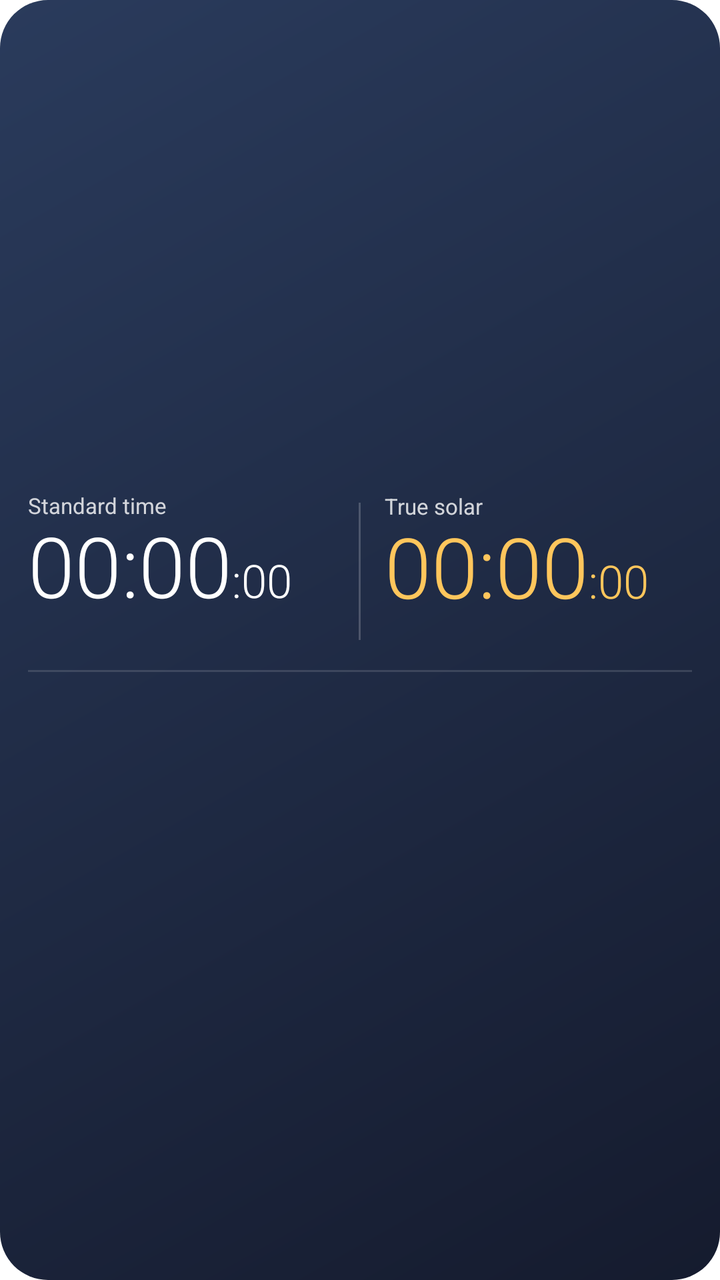
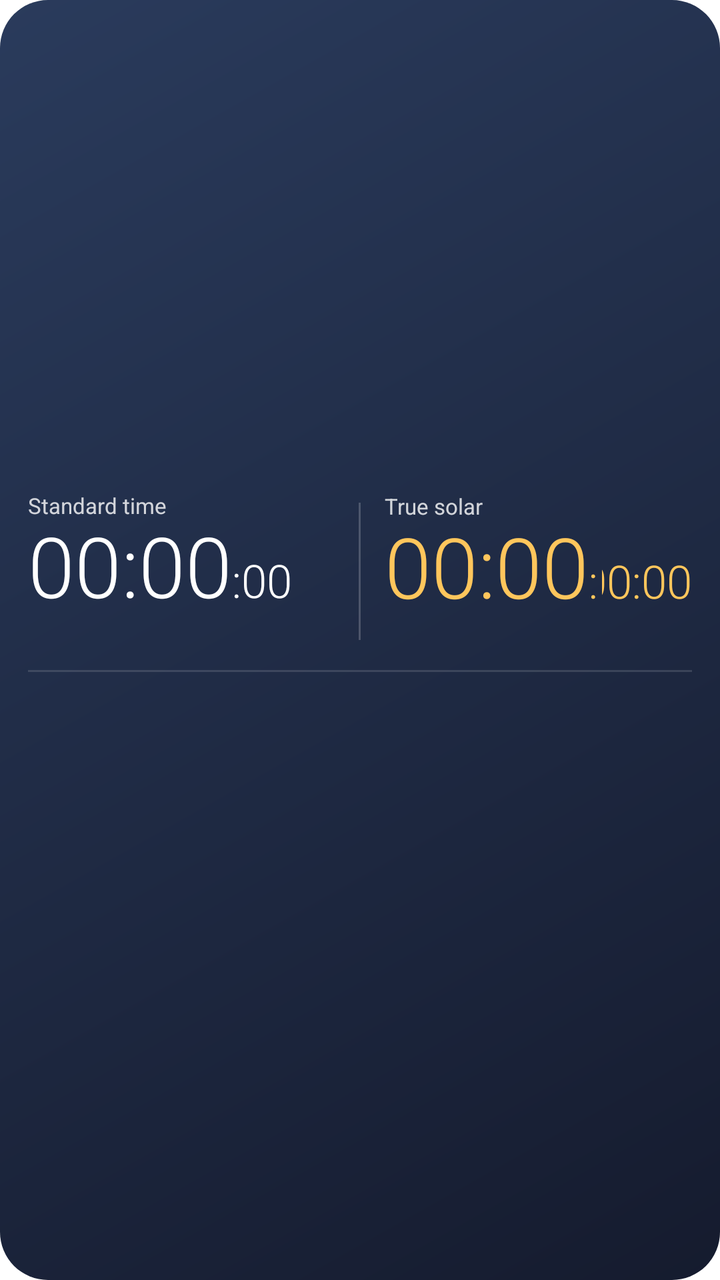

An Android layout rendered at two revisions. The XML below is the earlier revision; the diff shows what the commit changed to produce the second picture.
<!-- AndroidManifest.xml: application theme Theme.TrueSolarTime -->
<!-- res/layout/widget_solar_time.xml -->
<?xml version="1.0" encoding="utf-8"?>
<LinearLayout xmlns:android="http://schemas.android.com/apk/res/android"
    xmlns:tools="http://schemas.android.com/tools"
    android:id="@+id/widget_root"
    android:layout_width="match_parent"
    android:layout_height="match_parent"
    android:background="@drawable/widget_background_night"
    android:gravity="center_vertical"
    android:orientation="vertical"
    android:paddingStart="14dp"
    android:paddingTop="10dp"
    android:paddingEnd="14dp"
    android:paddingBottom="10dp">

    <LinearLayout
        android:layout_width="match_parent"
        android:layout_height="wrap_content"
        android:gravity="center_vertical"
        android:orientation="horizontal">

        <LinearLayout
            android:id="@+id/widget_civil_column"
            android:layout_width="0dp"
            android:layout_height="wrap_content"
            android:layout_weight="1"
            android:orientation="vertical">

            <LinearLayout
                android:layout_width="match_parent"
                android:layout_height="wrap_content"
                android:orientation="horizontal">

                <TextView
                    android:layout_width="wrap_content"
                    android:layout_height="wrap_content"
                    android:text="@string/widget_label_civil"
                    android:textColor="#CCFFFFFF"
                    android:textSize="11sp" />

                <TextView
                    android:id="@+id/widget_city"
                    android:layout_width="0dp"
                    android:layout_height="wrap_content"
                    android:layout_weight="1"
                    android:ellipsize="end"
                    android:gravity="end"
                    android:maxLines="1"
                    android:textColor="#B3FFFFFF"
                    android:textSize="11sp" />
            </LinearLayout>

            <LinearLayout
                android:layout_width="wrap_content"
                android:layout_height="wrap_content"
                android:orientation="horizontal">

                
                <TextClock
                    android:id="@+id/widget_civil_time"
                    style="@style/WidgetClockMain"
                    android:format12Hour="HH:mm"
                    android:format24Hour="HH:mm"
                    android:text="00:00"
                    android:textColor="#FFFFFFFF"
                    tools:ignore="HardcodedText" />

                <TextView
                    style="@style/WidgetClockColon"
                    android:text=":"
                    tools:ignore="HardcodedText" />

                <TextClock
                    android:id="@+id/widget_civil_sec"
                    style="@style/WidgetClockSecondTicked"
                    android:format12Hour="ss"
                    android:format24Hour="ss"
                    android:text="00"
                    tools:ignore="HardcodedText" />
            </LinearLayout>

            <TextView
                android:id="@+id/widget_civil_date"
                android:layout_width="wrap_content"
                android:layout_height="wrap_content"
                android:layout_marginTop="2dp"
                android:maxLines="1"
                android:textColor="#B3FFFFFF"
                android:textSize="11sp" />
        </LinearLayout>

        <LinearLayout
            android:layout_width="1dp"
            android:layout_height="match_parent"
            android:layout_marginStart="12dp"
            android:layout_marginTop="6dp"
            android:layout_marginEnd="12dp"
            android:layout_marginBottom="6dp"
            android:background="#33FFFFFF"
            android:orientation="vertical" />

        <LinearLayout
            android:id="@+id/widget_solar_column"
            android:layout_width="0dp"
            android:layout_height="wrap_content"
            android:layout_weight="1"
            android:orientation="vertical">

            <LinearLayout
                android:layout_width="match_parent"
                android:layout_height="wrap_content"
                android:orientation="horizontal">

                <TextView
                    android:layout_width="wrap_content"
                    android:layout_height="wrap_content"
                    android:text="@string/widget_label_solar"
                    android:textColor="#CCFFFFFF"
                    android:textSize="11sp" />

                <TextView
                    android:id="@+id/widget_solar_shichen"
                    android:layout_width="0dp"
                    android:layout_height="wrap_content"
                    android:layout_weight="1"
                    android:gravity="end"
                    android:textColor="#B3FFFFFF"
                    android:textSize="11sp" />
            </LinearLayout>

            <LinearLayout
                android:layout_width="wrap_content"
                android:layout_height="wrap_content"
                android:orientation="horizontal">

                <TextView
                    android:id="@+id/widget_solar_time"
                    style="@style/WidgetClockMain"
                    android:text="00:00"
                    android:textColor="#FFFFC65C"
                    tools:ignore="HardcodedText" />

                <TextView
                    android:id="@+id/widget_solar_colon"
                    style="@style/WidgetClockColonSolar"
                    android:text=":"
                    tools:ignore="HardcodedText" />

                
                <ViewFlipper
                    android:id="@+id/widget_solar_sec"
                    android:layout_width="wrap_content"
                    android:layout_height="wrap_content"
                    android:layout_marginBottom="5dp"
                    android:autoStart="true"
                    android:flipInterval="1000">
                    <TextView style="@style/WidgetClockSecondSolar" android:text="00" />
                    <TextView style="@style/WidgetClockSecondSolar" android:text="01" />
                    <TextView style="@style/WidgetClockSecondSolar" android:text="02" />
                    <TextView style="@style/WidgetClockSecondSolar" android:text="03" />
                    <TextView style="@style/WidgetClockSecondSolar" android:text="04" />
                    <TextView style="@style/WidgetClockSecondSolar" android:text="05" />
                    <TextView style="@style/WidgetClockSecondSolar" android:text="06" />
                    <TextView style="@style/WidgetClockSecondSolar" android:text="07" />
                    <TextView style="@style/WidgetClockSecondSolar" android:text="08" />
                    <TextView style="@style/WidgetClockSecondSolar" android:text="09" />
                    <TextView style="@style/WidgetClockSecondSolar" android:text="10" />
                    <TextView style="@style/WidgetClockSecondSolar" android:text="11" />
                    <TextView style="@style/WidgetClockSecondSolar" android:text="12" />
                    <TextView style="@style/WidgetClockSecondSolar" android:text="13" />
                    <TextView style="@style/WidgetClockSecondSolar" android:text="14" />
                    <TextView style="@style/WidgetClockSecondSolar" android:text="15" />
                    <TextView style="@style/WidgetClockSecondSolar" android:text="16" />
                    <TextView style="@style/WidgetClockSecondSolar" android:text="17" />
                    <TextView style="@style/WidgetClockSecondSolar" android:text="18" />
                    <TextView style="@style/WidgetClockSecondSolar" android:text="19" />
                    <TextView style="@style/WidgetClockSecondSolar" android:text="20" />
                    <TextView style="@style/WidgetClockSecondSolar" android:text="21" />
                    <TextView style="@style/WidgetClockSecondSolar" android:text="22" />
                    <TextView style="@style/WidgetClockSecondSolar" android:text="23" />
                    <TextView style="@style/WidgetClockSecondSolar" android:text="24" />
                    <TextView style="@style/WidgetClockSecondSolar" android:text="25" />
                    <TextView style="@style/WidgetClockSecondSolar" android:text="26" />
                    <TextView style="@style/WidgetClockSecondSolar" android:text="27" />
                    <TextView style="@style/WidgetClockSecondSolar" android:text="28" />
                    <TextView style="@style/WidgetClockSecondSolar" android:text="29" />
                    <TextView style="@style/WidgetClockSecondSolar" android:text="30" />
                    <TextView style="@style/WidgetClockSecondSolar" android:text="31" />
                    <TextView style="@style/WidgetClockSecondSolar" android:text="32" />
                    <TextView style="@style/WidgetClockSecondSolar" android:text="33" />
                    <TextView style="@style/WidgetClockSecondSolar" android:text="34" />
                    <TextView style="@style/WidgetClockSecondSolar" android:text="35" />
                    <TextView style="@style/WidgetClockSecondSolar" android:text="36" />
                    <TextView style="@style/WidgetClockSecondSolar" android:text="37" />
                    <TextView style="@style/WidgetClockSecondSolar" android:text="38" />
                    <TextView style="@style/WidgetClockSecondSolar" android:text="39" />
                    <TextView style="@style/WidgetClockSecondSolar" android:text="40" />
                    <TextView style="@style/WidgetClockSecondSolar" android:text="41" />
                    <TextView style="@style/WidgetClockSecondSolar" android:text="42" />
                    <TextView style="@style/WidgetClockSecondSolar" android:text="43" />
                    <TextView style="@style/WidgetClockSecondSolar" android:text="44" />
                    <TextView style="@style/WidgetClockSecondSolar" android:text="45" />
                    <TextView style="@style/WidgetClockSecondSolar" android:text="46" />
                    <TextView style="@style/WidgetClockSecondSolar" android:text="47" />
                    <TextView style="@style/WidgetClockSecondSolar" android:text="48" />
                    <TextView style="@style/WidgetClockSecondSolar" android:text="49" />
                    <TextView style="@style/WidgetClockSecondSolar" android:text="50" />
                    <TextView style="@style/WidgetClockSecondSolar" android:text="51" />
                    <TextView style="@style/WidgetClockSecondSolar" android:text="52" />
                    <TextView style="@style/WidgetClockSecondSolar" android:text="53" />
                    <TextView style="@style/WidgetClockSecondSolar" android:text="54" />
                    <TextView style="@style/WidgetClockSecondSolar" android:text="55" />
                    <TextView style="@style/WidgetClockSecondSolar" android:text="56" />
                    <TextView style="@style/WidgetClockSecondSolar" android:text="57" />
                    <TextView style="@style/WidgetClockSecondSolar" android:text="58" />
                    <TextView style="@style/WidgetClockSecondSolar" android:text="59" />
                </ViewFlipper>
            </LinearLayout>

            <TextView
                android:id="@+id/widget_coordinates"
                android:layout_width="wrap_content"
                android:layout_height="wrap_content"
                android:layout_marginTop="2dp"
                android:maxLines="1"
                android:textColor="#B3FFFFFF"
                android:textSize="10sp" />
        </LinearLayout>
    </LinearLayout>

    <TextView
        android:layout_width="match_parent"
        android:layout_height="1dp"
        android:layout_marginTop="9dp"
        android:background="#22FFFFFF" />

    <LinearLayout
        android:id="@+id/widget_hour_row"
        android:layout_width="match_parent"
        android:layout_height="wrap_content"
        android:layout_marginTop="7dp"
        android:orientation="horizontal">
        <LinearLayout
            android:layout_width="0dp"
            android:layout_height="wrap_content"
            android:layout_weight="1"
            android:gravity="center_horizontal"
            android:orientation="vertical">
            <TextView
                android:id="@+id/widget_hour_label_0"
                style="@style/WidgetHourLabel" />
            <ImageView
                android:id="@+id/widget_hour_icon_0"
                style="@style/WidgetHourIcon" />
            <TextView
                android:id="@+id/widget_hour_cond_0"
                style="@style/WidgetHourCond" />
        </LinearLayout>
        <LinearLayout
            android:layout_width="0dp"
            android:layout_height="wrap_content"
            android:layout_weight="1"
            android:gravity="center_horizontal"
            android:orientation="vertical">
            <TextView
                android:id="@+id/widget_hour_label_1"
                style="@style/WidgetHourLabel" />
            <ImageView
                android:id="@+id/widget_hour_icon_1"
                style="@style/WidgetHourIcon" />
            <TextView
                android:id="@+id/widget_hour_cond_1"
                style="@style/WidgetHourCond" />
        </LinearLayout>
        <LinearLayout
            android:layout_width="0dp"
            android:layout_height="wrap_content"
            android:layout_weight="1"
            android:gravity="center_horizontal"
            android:orientation="vertical">
            <TextView
                android:id="@+id/widget_hour_label_2"
                style="@style/WidgetHourLabel" />
            <ImageView
                android:id="@+id/widget_hour_icon_2"
                style="@style/WidgetHourIcon" />
            <TextView
                android:id="@+id/widget_hour_cond_2"
                style="@style/WidgetHourCond" />
        </LinearLayout>
        <LinearLayout
            android:layout_width="0dp"
            android:layout_height="wrap_content"
            android:layout_weight="1"
            android:gravity="center_horizontal"
            android:orientation="vertical">
            <TextView
                android:id="@+id/widget_hour_label_3"
                style="@style/WidgetHourLabel" />
            <ImageView
                android:id="@+id/widget_hour_icon_3"
                style="@style/WidgetHourIcon" />
            <TextView
                android:id="@+id/widget_hour_cond_3"
                style="@style/WidgetHourCond" />
        </LinearLayout>
        <LinearLayout
            android:layout_width="0dp"
            android:layout_height="wrap_content"
            android:layout_weight="1"
            android:gravity="center_horizontal"
            android:orientation="vertical">
            <TextView
                android:id="@+id/widget_hour_label_4"
                style="@style/WidgetHourLabel" />
            <ImageView
                android:id="@+id/widget_hour_icon_4"
                style="@style/WidgetHourIcon" />
            <TextView
                android:id="@+id/widget_hour_cond_4"
                style="@style/WidgetHourCond" />
        </LinearLayout>
        <LinearLayout
            android:layout_width="0dp"
            android:layout_height="wrap_content"
            android:layout_weight="1"
            android:gravity="center_horizontal"
            android:orientation="vertical">
            <TextView
                android:id="@+id/widget_hour_label_5"
                style="@style/WidgetHourLabel" />
            <ImageView
                android:id="@+id/widget_hour_icon_5"
                style="@style/WidgetHourIcon" />
            <TextView
                android:id="@+id/widget_hour_cond_5"
                style="@style/WidgetHourCond" />
        </LinearLayout>
    </LinearLayout>

</LinearLayout>
<!-- resources referenced by this layout -->
<resources>
  <!-- drawable widget_background_night (drawable) -->
  <?xml version="1.0" encoding="utf-8"?>
  <shape xmlns:android="http://schemas.android.com/apk/res/android"
      android:shape="rectangle">
      <corners android:radius="24dp" />
      <gradient
          android:angle="315"
          android:endColor="#151B2E"
          android:startColor="#2A3B5C" />
  </shape>
  <string name="widget_label_civil">Standard time</string>
  <string name="widget_label_solar">True solar</string>
  <style name="WidgetClockColon">
          <item name="android:layout_width">wrap_content</item>
          <item name="android:layout_height">wrap_content</item>
          <item name="android:layout_marginBottom">5dp</item>
          <item name="android:fontFamily">sans-serif-light</item>
          <item name="android:includeFontPadding">false</item>
          <item name="android:maxLines">1</item>
          <item name="android:textSize">23sp</item>
          <item name="android:textColor">#FFFFFFFF</item>
      </style>
  <style name="WidgetClockColonSolar">
          <item name="android:layout_width">wrap_content</item>
          <item name="android:layout_height">wrap_content</item>
          <item name="android:layout_marginBottom">5dp</item>
          <item name="android:fontFamily">sans-serif-light</item>
          <item name="android:includeFontPadding">false</item>
          <item name="android:maxLines">1</item>
          <item name="android:textSize">23sp</item>
          <item name="android:textColor">#FFFFC65C</item>
      </style>
  <style name="WidgetClockMain">
          <item name="android:layout_width">wrap_content</item>
          <item name="android:layout_height">wrap_content</item>
          <item name="android:fontFamily">sans-serif-light</item>
          <item name="android:fontFeatureSettings">tnum</item>
          <item name="android:includeFontPadding">false</item>
          <item name="android:maxLines">1</item>
          <item name="android:textSize">42sp</item>
      </style>
  <style name="WidgetClockSecondSolar">
          <item name="android:layout_width">wrap_content</item>
          <item name="android:layout_height">wrap_content</item>
          <item name="android:fontFamily">sans-serif-light</item>
          <item name="android:fontFeatureSettings">tnum</item>
          <item name="android:includeFontPadding">false</item>
          <item name="android:maxLines">1</item>
          <item name="android:textSize">23sp</item>
          <item name="android:textColor">#FFFFC65C</item>
      </style>
  <style name="WidgetHourIcon">
          <item name="android:layout_width">24dp</item>
          <item name="android:layout_height">24dp</item>
          <item name="android:layout_marginTop">3dp</item>
          <item name="android:scaleType">fitCenter</item>
      </style>
  <style name="WidgetHourLabel">
          <item name="android:layout_width">wrap_content</item>
          <item name="android:layout_height">wrap_content</item>
          <item name="android:fontFeatureSettings">tnum</item>
          <item name="android:includeFontPadding">false</item>
          <item name="android:maxLines">1</item>
          <item name="android:textSize">10sp</item>
          <item name="android:textColor">#B3FFFFFF</item>
      </style>
  <style name="Theme.TrueSolarTime" parent="android:Theme.Material.Light.NoActionBar">
          <item name="android:windowBackground">@android:color/white</item>
      </style>
  <!-- unchanged entries left out for length: 2 -->
</resources>

<!-- the commit's change to res/layout/widget_solar_time.xml (unified diff, before → after) -->
@@ -146,74 +146,10 @@
                     tools:ignore="HardcodedText" />
 
                 
-                <ViewFlipper
+                <Chronometer
                     android:id="@+id/widget_solar_sec"
-                    android:layout_width="wrap_content"
-                    android:layout_height="wrap_content"
-                    android:layout_marginBottom="5dp"
-                    android:autoStart="true"
-                    android:flipInterval="1000">
-                    <TextView style="@style/WidgetClockSecondSolar" android:text="00" />
-                    <TextView style="@style/WidgetClockSecondSolar" android:text="01" />
-                    <TextView style="@style/WidgetClockSecondSolar" android:text="02" />
-                    <TextView style="@style/WidgetClockSecondSolar" android:text="03" />
-                    <TextView style="@style/WidgetClockSecondSolar" android:text="04" />
-                    <TextView style="@style/WidgetClockSecondSolar" android:text="05" />
-                    <TextView style="@style/WidgetClockSecondSolar" android:text="06" />
-                    <TextView style="@style/WidgetClockSecondSolar" android:text="07" />
-                    <TextView style="@style/WidgetClockSecondSolar" android:text="08" />
-                    <TextView style="@style/WidgetClockSecondSolar" android:text="09" />
-                    <TextView style="@style/WidgetClockSecondSolar" android:text="10" />
-                    <TextView style="@style/WidgetClockSecondSolar" android:text="11" />
-                    <TextView style="@style/WidgetClockSecondSolar" android:text="12" />
-                    <TextView style="@style/WidgetClockSecondSolar" android:text="13" />
-                    <TextView style="@style/WidgetClockSecondSolar" android:text="14" />
-                    <TextView style="@style/WidgetClockSecondSolar" android:text="15" />
-                    <TextView style="@style/WidgetClockSecondSolar" android:text="16" />
-                    <TextView style="@style/WidgetClockSecondSolar" android:text="17" />
-                    <TextView style="@style/WidgetClockSecondSolar" android:text="18" />
-                    <TextView style="@style/WidgetClockSecondSolar" android:text="19" />
-                    <TextView style="@style/WidgetClockSecondSolar" android:text="20" />
-                    <TextView style="@style/WidgetClockSecondSolar" android:text="21" />
-                    <TextView style="@style/WidgetClockSecondSolar" android:text="22" />
-                    <TextView style="@style/WidgetClockSecondSolar" android:text="23" />
-                    <TextView style="@style/WidgetClockSecondSolar" android:text="24" />
-                    <TextView style="@style/WidgetClockSecondSolar" android:text="25" />
-                    <TextView style="@style/WidgetClockSecondSolar" android:text="26" />
-                    <TextView style="@style/WidgetClockSecondSolar" android:text="27" />
-                    <TextView style="@style/WidgetClockSecondSolar" android:text="28" />
-                    <TextView style="@style/WidgetClockSecondSolar" android:text="29" />
-                    <TextView style="@style/WidgetClockSecondSolar" android:text="30" />
-                    <TextView style="@style/WidgetClockSecondSolar" android:text="31" />
-                    <TextView style="@style/WidgetClockSecondSolar" android:text="32" />
-                    <TextView style="@style/WidgetClockSecondSolar" android:text="33" />
-                    <TextView style="@style/WidgetClockSecondSolar" android:text="34" />
-                    <TextView style="@style/WidgetClockSecondSolar" android:text="35" />
-                    <TextView style="@style/WidgetClockSecondSolar" android:text="36" />
-                    <TextView style="@style/WidgetClockSecondSolar" android:text="37" />
-                    <TextView style="@style/WidgetClockSecondSolar" android:text="38" />
-                    <TextView style="@style/WidgetClockSecondSolar" android:text="39" />
-                    <TextView style="@style/WidgetClockSecondSolar" android:text="40" />
-                    <TextView style="@style/WidgetClockSecondSolar" android:text="41" />
-                    <TextView style="@style/WidgetClockSecondSolar" android:text="42" />
-                    <TextView style="@style/WidgetClockSecondSolar" android:text="43" />
-                    <TextView style="@style/WidgetClockSecondSolar" android:text="44" />
-                    <TextView style="@style/WidgetClockSecondSolar" android:text="45" />
-                    <TextView style="@style/WidgetClockSecondSolar" android:text="46" />
-                    <TextView style="@style/WidgetClockSecondSolar" android:text="47" />
-                    <TextView style="@style/WidgetClockSecondSolar" android:text="48" />
-                    <TextView style="@style/WidgetClockSecondSolar" android:text="49" />
-                    <TextView style="@style/WidgetClockSecondSolar" android:text="50" />
-                    <TextView style="@style/WidgetClockSecondSolar" android:text="51" />
-                    <TextView style="@style/WidgetClockSecondSolar" android:text="52" />
-                    <TextView style="@style/WidgetClockSecondSolar" android:text="53" />
-                    <TextView style="@style/WidgetClockSecondSolar" android:text="54" />
-                    <TextView style="@style/WidgetClockSecondSolar" android:text="55" />
-                    <TextView style="@style/WidgetClockSecondSolar" android:text="56" />
-                    <TextView style="@style/WidgetClockSecondSolar" android:text="57" />
-                    <TextView style="@style/WidgetClockSecondSolar" android:text="58" />
-                    <TextView style="@style/WidgetClockSecondSolar" android:text="59" />
-                </ViewFlipper>
+                    style="@style/WidgetClockSecondChrono"
+                    tools:ignore="HardcodedText" />
             </LinearLayout>
 
             <TextView
<!-- resource entries referenced after the edit -->
@@ -41,13 +41,18 @@
           <item name="android:maxLines">1</item>
           <item name="android:textSize">42sp</item>
       </style>
-  <style name="WidgetClockSecondSolar">
+  <style name="WidgetClockSecondChrono">
           <item name="android:layout_width">wrap_content</item>
           <item name="android:layout_height">wrap_content</item>
+          <item name="android:layout_marginBottom">5dp</item>
           <item name="android:fontFamily">sans-serif-light</item>
           <item name="android:fontFeatureSettings">tnum</item>
           <item name="android:includeFontPadding">false</item>
           <item name="android:maxLines">1</item>
+          <item name="android:singleLine">true</item>
+          <item name="android:ellipsize">none</item>
+          <item name="android:layout_marginStart">2dp</item>
+          <item name="android:gravity">end</item>
           <item name="android:textSize">23sp</item>
           <item name="android:textColor">#FFFFC65C</item>
       </style>
